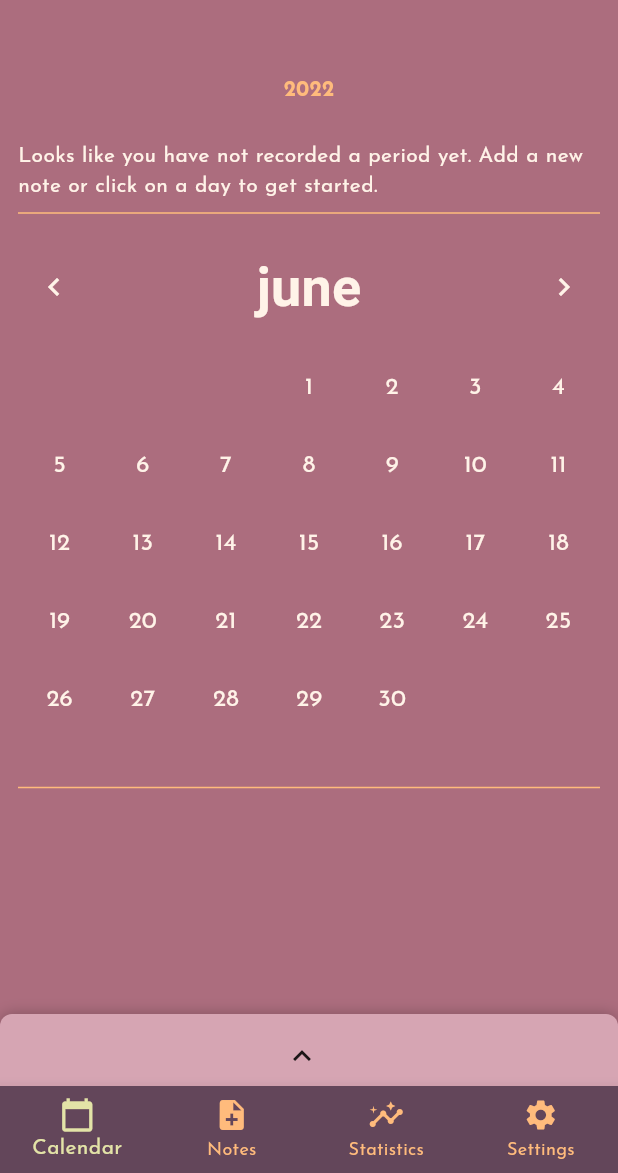
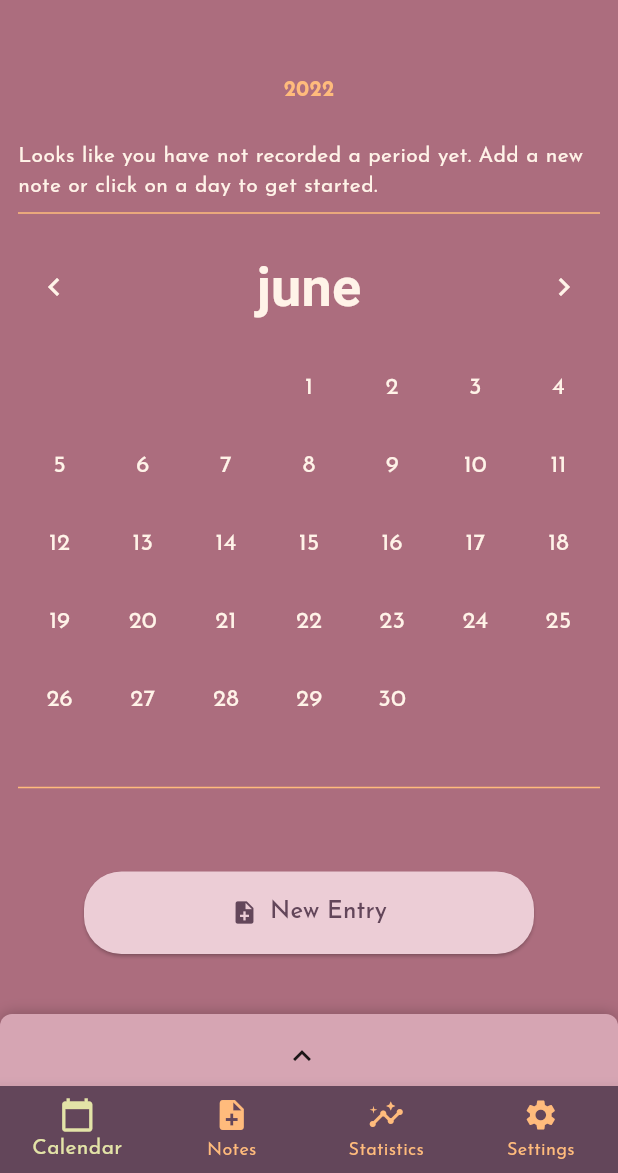
Before and after one commit to swsvindland/period_track, a Flutter app: the HomePage screen opened by its route, on a phone screen of 412 x 824 dp, the part 63-1236 px from its top. Run offline on Flutter 3.47's test engine with Material 2 defaults, Android fonts, the phone set to English and light mode, and no system bars; drawn by our look-alikes of sliding_up_panel, table_calendar; our stand-ins replace charts_flutter, cloud_firestore, datetime_picker_formfield, firebase_auth, firebase_core, firebase_messaging and 4 more; missing offline and left inert: os_detect; accounts and stored records are empty; generated files the repository leaves out were written again; network calls fail.

Commit message:
fix bug in graph, update note page with new layout and icons

```diff
--- a/lib/layouts/add_note.dart
+++ b/lib/layouts/add_note.dart
@@ -24,7 +24,7 @@ class AddNotePage extends StatelessWidget {
 
     return Scaffold(
       appBar: AppBar(
-        title: const Text('New Note', style: TextStyle(color: textColor)),
+        title: const Text('Entry', style: TextStyle(color: textColor)),
         elevation: 0,
         leading: IconButton(
           icon: const Icon(
--- a/lib/layouts/home.dart
+++ b/lib/layouts/home.dart
@@ -109,7 +109,7 @@ class _HomePageState extends State<HomePage> {
                 });
               },
               icon: const Icon(Icons.note_add),
-              label: const Text('New Note'))
+              label: const Text('New Entry'))
           : null,
       bottomNavigationBar: MediaQuery.of(context).size.width < sm
           ? NavigationBottom(
--- a/lib/main.dart
+++ b/lib/main.dart
@@ -81,7 +81,7 @@ class App extends StatelessWidget {
               foregroundColor: Color(0xff323232)),
           elevatedButtonTheme: ElevatedButtonThemeData(
             style: ButtonStyle(
-              fixedSize: MaterialStateProperty.all<Size>(const Size(300, 35)),
+              fixedSize: MaterialStateProperty.all<Size>(const Size(300, 55)),
               foregroundColor:
                   MaterialStateProperty.all<Color>(const Color(0xff63465A)),
               backgroundColor:
--- a/lib/widgets/cycle_length.dart
+++ b/lib/widgets/cycle_length.dart
@@ -37,9 +37,6 @@ class CycleLength extends StatelessWidget {
     return BarChart(
       _createSampleData(cycles, context),
       animate: true,
-      primaryMeasureAxis: const NumericAxisSpec(
-        tickProviderSpec: BasicNumericTickProviderSpec(zeroBound: false),
-      ),
     );
   }
 
--- a/lib/widgets/home.dart
+++ b/lib/widgets/home.dart
@@ -1,6 +1,7 @@
 import 'package:flutter/material.dart';
 import 'package:period_track/widgets/calendar_key.dart';
 import 'package:sliding_up_panel/sliding_up_panel.dart';
+import '../utils/constants.dart';
 import 'calendar.dart';
 
 class Home extends StatefulWidget {
@@ -46,12 +47,34 @@ class _HomeState extends State<Home> {
           padding: const EdgeInsets.all(12),
           child: SingleChildScrollView(
             child: Column(
-              children: const [
-                SizedBox(height: 24),
-                Calendar(),
-                SizedBox(height: 24),
-                Divider(color: Color(0xffFFBB7C)),
-                SizedBox(height: 24),
+              children: [
+                const SizedBox(height: 24),
+                const Calendar(),
+                const SizedBox(height: 24),
+                const Divider(color: Color(0xffFFBB7C)),
+                const SizedBox(height: 48),
+                ElevatedButton(
+                  onPressed: () {
+                    navigatorKey.currentState!
+                        .pushNamed('/add-note', arguments: {
+                      "id": DateUtils.dateOnly(DateTime.now()).toIso8601String()
+                    });
+                  },
+                  child: Row(
+                    mainAxisAlignment: MainAxisAlignment.center,
+                    crossAxisAlignment: CrossAxisAlignment.center,
+                    children: const [
+                      Icon(Icons.note_add),
+                      SizedBox(width: 8),
+                      Text(
+                        'New Entry',
+                        style: TextStyle(
+                          fontSize: 16.0,
+                        ),
+                      ),
+                    ],
+                  ),
+                ),
               ],
             ),
           ),
--- a/lib/widgets/settings.dart
+++ b/lib/widgets/settings.dart
@@ -31,6 +31,7 @@ class Settings extends StatelessWidget {
               crossAxisAlignment: CrossAxisAlignment.center,
               children: const <Widget>[
                 Notifications(),
+                SizedBox(height: 16),
                 DeleteAccount()
               ],
             ),
--- a/pubspec.yaml
+++ b/pubspec.yaml
@@ -71,6 +71,9 @@ flutter:
   assets:
   - images/logo.png
   - images/google-logo.png
+  - images/flow-light.png
+  - images/flow-normal.png
+  - images/flow-heavy.png
   # An image asset can refer to one or more resolution-specific "variants", see
   # https://flutter.dev/assets-and-images/#resolution-aware.
   # For details regarding adding assets from package dependencies, see
```
Also changed, not shown: lib/widgets/add_note_form.dart (+32 -22 lines), lib/widgets/note.dart (+12 -7 lines), images/flow-heavy.png (added), images/flow-light.png (added), images/flow-normal.png (added).
